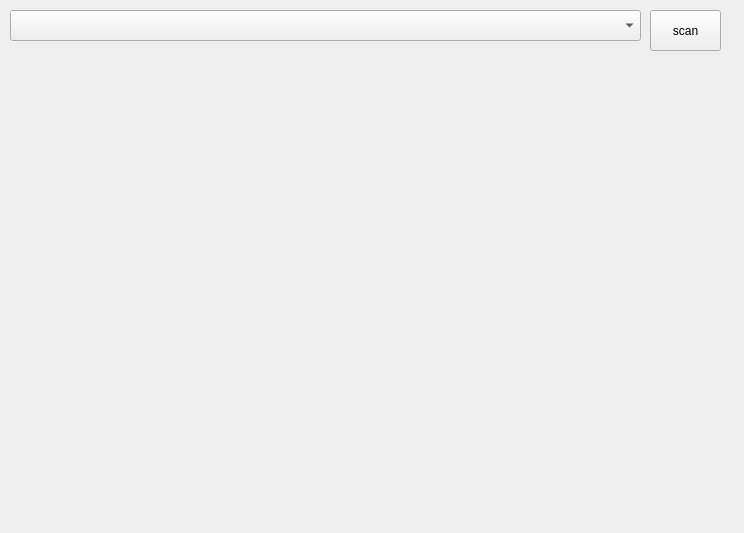
Above: main/ui.ui from ismailmazumder/file_trans before the change. Below: the same form after it.
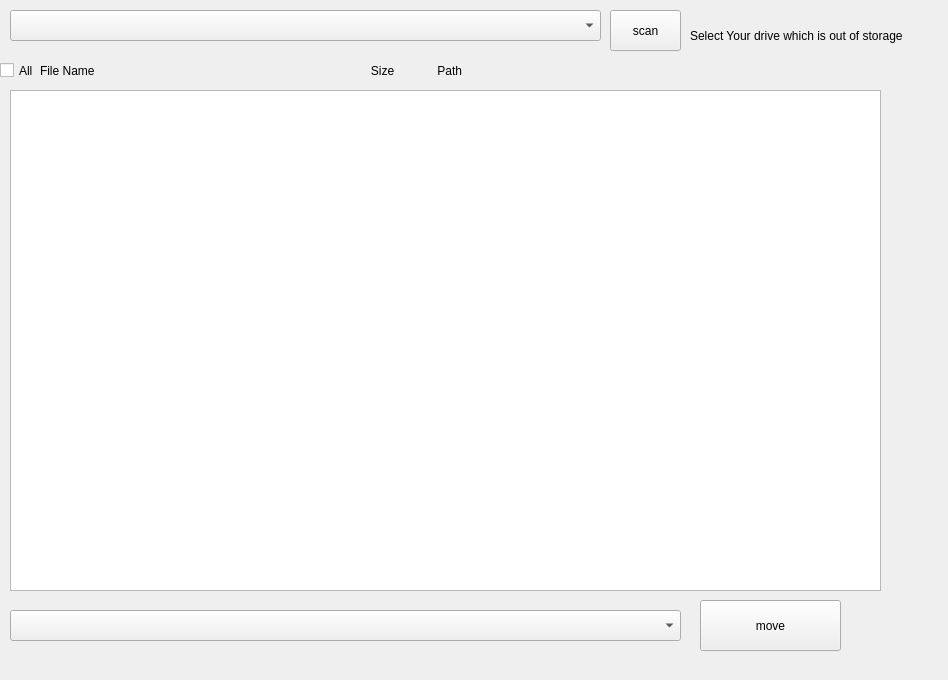
That is the form after the change.

What changed in the file:
```diff
--- a/main/ui.ui
+++ b/main/ui.ui
@@ -6,8 +6,8 @@
    <rect>
     <x>0</x>
     <y>0</y>
-    <width>744</width>
-    <height>533</height>
+    <width>948</width>
+    <height>680</height>
    </rect>
   </property>
   <property name="windowTitle">
@@ -19,7 +19,7 @@
      <rect>
       <x>10</x>
       <y>10</y>
-      <width>631</width>
+      <width>591</width>
       <height>31</height>
      </rect>
     </property>
@@ -27,7 +27,7 @@
    <widget class="QPushButton" name="scan_button">
     <property name="geometry">
      <rect>
-      <x>650</x>
+      <x>610</x>
       <y>10</y>
       <width>71</width>
       <height>41</height>
@@ -37,6 +37,78 @@
      <string>scan</string>
     </property>
    </widget>
+   <widget class="QCheckBox" name="sellectall">
+    <property name="geometry">
+     <rect>
+      <x>0</x>
+      <y>50</y>
+      <width>41</width>
+      <height>41</height>
+     </rect>
+    </property>
+    <property name="text">
+     <string>All</string>
+    </property>
+   </widget>
+   <widget class="QLabel" name="label">
+    <property name="geometry">
+     <rect>
+      <x>40</x>
+      <y>60</y>
+      <width>791</width>
+      <height>21</height>
+     </rect>
+    </property>
+    <property name="text">
+     <string>File Name                                                                                   Size             Path</string>
+    </property>
+   </widget>
+   <widget class="QPushButton" name="pushButton">
+    <property name="geometry">
+     <rect>
+      <x>700</x>
+      <y>600</y>
+      <width>141</width>
+      <height>51</height>
+     </rect>
+    </property>
+    <property name="text">
+     <string>move</string>
+    </property>
+   </widget>
+   <widget class="QLabel" name="label_2">
+    <property name="geometry">
+     <rect>
+      <x>690</x>
+      <y>0</y>
+      <width>301</width>
+      <height>71</height>
+     </rect>
+    </property>
+    <property name="text">
+     <string>Select Your drive which is out of storage</string>
+    </property>
+   </widget>
+   <widget class="QComboBox" name="comboBox_movepath">
+    <property name="geometry">
+     <rect>
+      <x>10</x>
+      <y>610</y>
+      <width>671</width>
+      <height>31</height>
+     </rect>
+    </property>
+   </widget>
+   <widget class="QTableWidget" name="tableWidget">
+    <property name="geometry">
+     <rect>
+      <x>10</x>
+      <y>90</y>
+      <width>871</width>
+      <height>501</height>
+     </rect>
+    </property>
+   </widget>
   </widget>
  </widget>
  <resources/>
```
